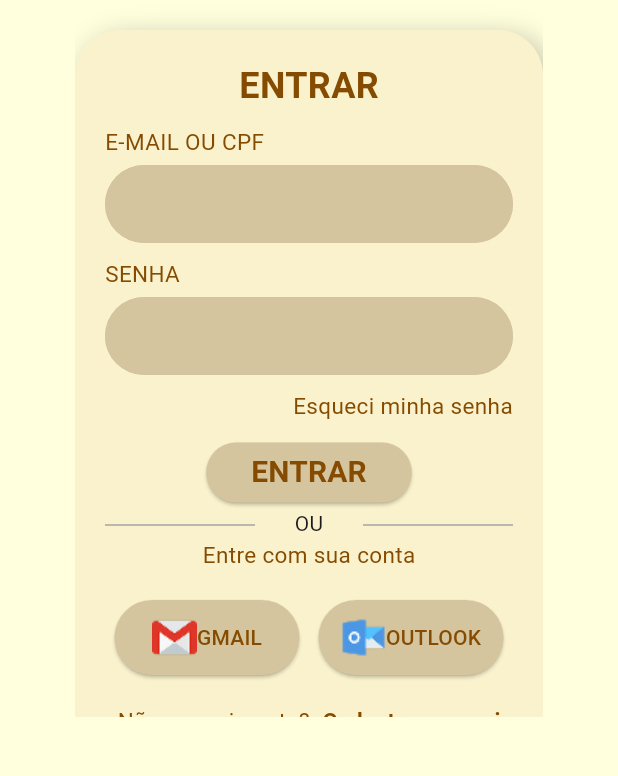
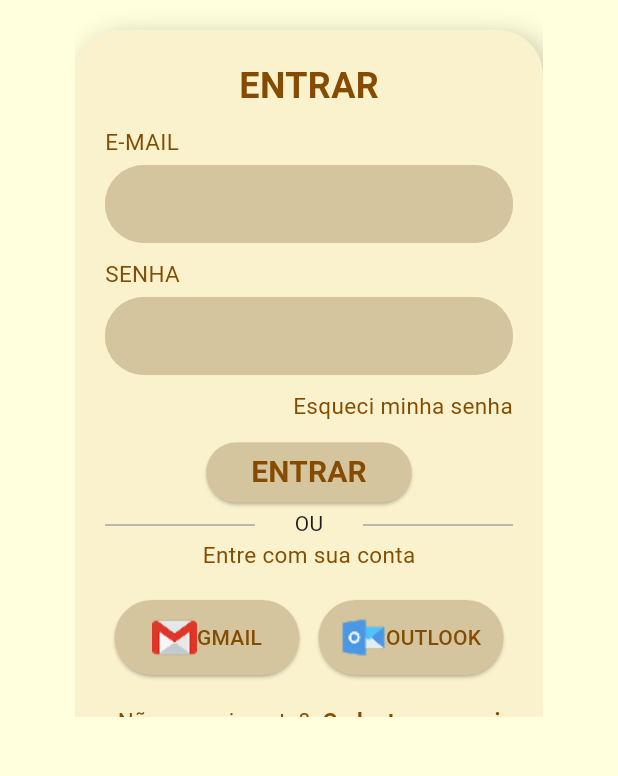
Before and after one commit to julianojnc/projeto-praca-da-ciencia, a Flutter app: the screen it shows after launch, on a phone screen of 412 x 824 dp, the part 459-1235 px from its top. Run offline on Flutter 3.47's test engine with Material 3 defaults, Android fonts, the phone set to English and light mode, and no system bars; our stand-ins replace webview_flutter.

Commit message:
Versão mais recente da aplicação

```diff
--- a/lib/presentetion/pages/login_screen.dart
+++ b/lib/presentetion/pages/login_screen.dart
@@ -61,7 +61,7 @@ class LoginScreen extends StatelessWidget {
                         fontWeight: FontWeight.bold,
                       ),
                     ),
-                    _buildLabel('E-MAIL OU CPF'),
+                    _buildLabel('E-MAIL'),
                     _buildTextField(),
                     _buildLabel('SENHA'),
                     _buildTextField(),
--- a/pubspec.yaml
+++ b/pubspec.yaml
@@ -38,7 +38,7 @@ dependencies:
   latlong2: ^0.9.1
   interactive_image: ^7.0.0
   webview_flutter: ^4.13.0
-  url_launcher: ^6.1.14
+  url_launcher: ^6.3.1
 
 
 dev_dependencies:
```
